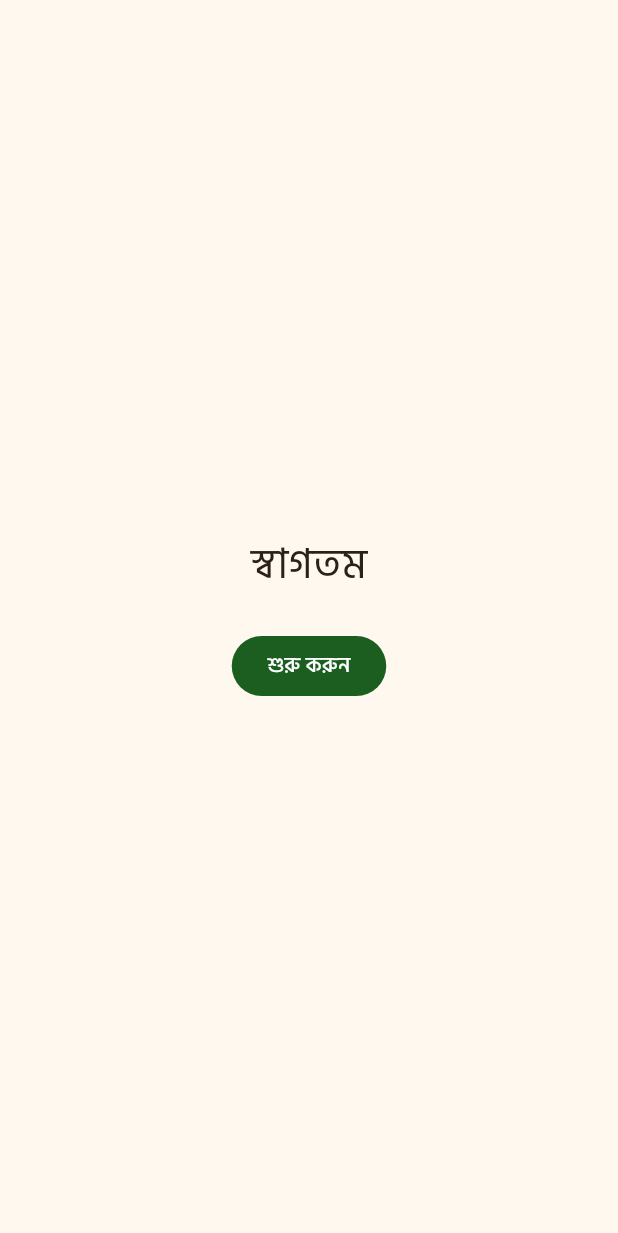
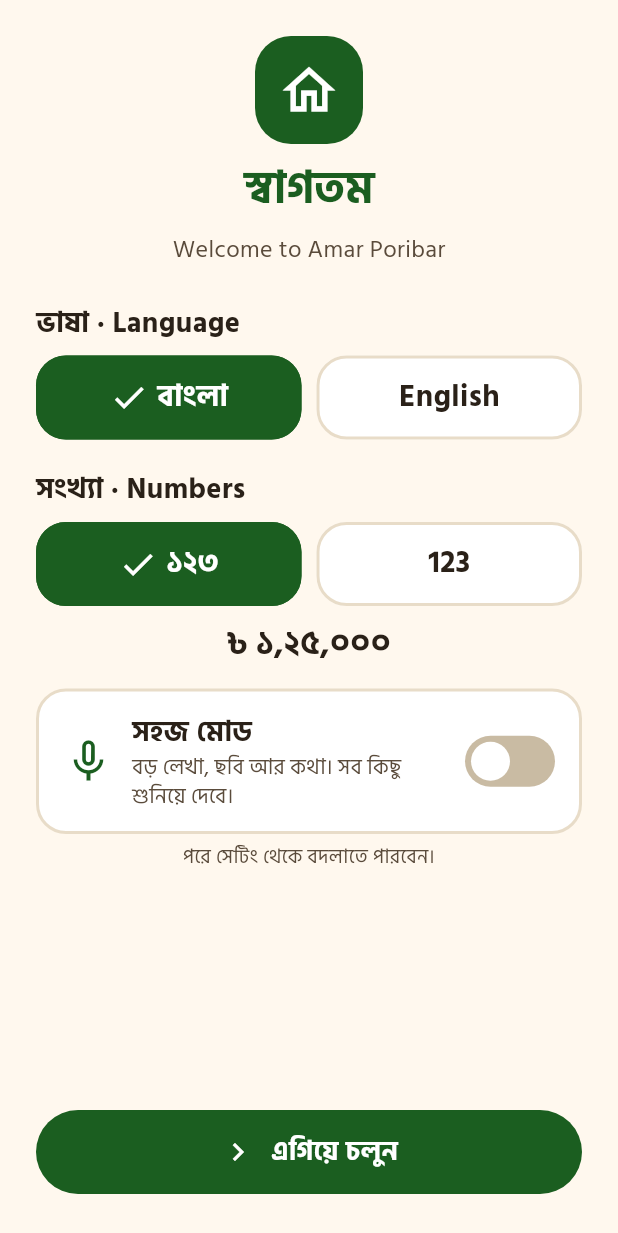
Before and after one commit to raihan31/amar-poribar, a Flutter app: the screen it shows after launch, on a phone screen of 412 x 824 dp. Shown: the top 1233 px of the screen. Run offline on Flutter 3.47's test engine with Material 3 defaults, Android fonts, the phone set to English and light mode, and no system bars; our stand-ins replace drift, fl_chart, flutter_riverpod, flutter_secure_storage, flutter_tts, go_router and 3 more; missing offline and left inert: nearby_connections; accounts and stored records are empty; generated files the repository leaves out were written again.

Commit message:
T-MOB-19: D1 Welcome: language, numerals, Simple mode *(screen)*
Outside the Files list: app.dart (theme follows uiScaleProvider, loads preferences), tokens.dart (switchOff), screens.dart (old WelcomeScreen stub removed), router.dart, a11y registry, ARB. onboarding_screen.dart did not exist.

Co-Authored-By: Claude Sonnet 5.5 <noreply@anthropic.com>

```diff
--- a/apps/mobile/lib/app/app.dart
+++ b/apps/mobile/lib/app/app.dart
@@ -4,6 +4,7 @@ import 'package:flutter_riverpod/flutter_riverpod.dart';
 import '../core/l10n/locale_controller.dart';
 import '../core/theme/app_theme.dart';
 import '../core/theme/ui_scale.dart';
+import '../features/settings/state/preferences_controller.dart';
 import '../features/voice/state/voice_capability_provider.dart';
 import '../l10n/gen/app_localizations.dart';
 import 'router.dart';
@@ -15,13 +16,15 @@ class AmarPoribarApp extends ConsumerWidget {
   Widget build(BuildContext context, WidgetRef ref) {
     // Probe speech support once at start (FR-VOICE-07).
     ref.watch(voiceCapabilityProvider);
+    final scale = ref.watch(uiScaleProvider);
+    ref.watch(preferencesProvider); // loads the saved preferences
     return MaterialApp.router(
       onGenerateTitle: (context) => AppLocalizations.of(context).common_appName,
       localizationsDelegates: AppLocalizations.localizationsDelegates,
       supportedLocales: const [Locale('bn'), Locale('en')],
       locale: ref.watch(localeProvider),
-      theme: lightTheme(UiScale.normal),
-      darkTheme: darkTheme(UiScale.normal),
+      theme: lightTheme(scale),
+      darkTheme: darkTheme(scale),
       themeMode: ThemeMode.system,
       routerConfig: ref.watch(routerProvider),
       debugShowCheckedModeBanner: false,
--- a/apps/mobile/lib/app/router.dart
+++ b/apps/mobile/lib/app/router.dart
@@ -3,6 +3,7 @@ import 'package:flutter_riverpod/flutter_riverpod.dart';
 import 'package:go_router/go_router.dart';
 
 import '../features/auth/ui/login_screen.dart';
+import '../features/onboarding/ui/welcome_screen.dart';
 import '../features/voice/ui/voice_fallback_screen.dart';
 import '../presentation/providers/auth_provider.dart';
 import '../presentation/screens/ai_entry_screen.dart';
--- a/apps/mobile/lib/app/screens.dart
+++ b/apps/mobile/lib/app/screens.dart
@@ -1,8 +1,6 @@
 import 'package:flutter/material.dart';
-import 'package:flutter_riverpod/flutter_riverpod.dart';
 import 'package:go_router/go_router.dart';
 
-import '../presentation/providers/providers.dart';
 import 'redirects.dart';
 
 /// Visible stand-in for a screen a later task builds.
@@ -56,39 +54,6 @@ class ErrorScreen extends StatelessWidget {
   }
 }
 
-/// First screen for a person who has never opened the app.
-class WelcomeScreen extends ConsumerWidget {
-  const WelcomeScreen({super.key});
-
-  @override
-  Widget build(BuildContext context, WidgetRef ref) {
-    return Scaffold(
-      body: Center(
-        child: Padding(
-          padding: const EdgeInsets.all(24),
-          child: Column(
-            mainAxisSize: MainAxisSize.min,
-            children: [
-              const Text('স্বাগতম', style: TextStyle(fontSize: 28)),
-              const SizedBox(height: 24),
-              FilledButton(
-                onPressed: () async {
-                  await ref
-                      .read(localStoreProvider)
-                      .setMeta('welcome_done', '1');
-                  ref.read(welcomeDoneProvider.notifier).state = true;
-                  if (context.mounted) context.go(Routes.login);
-                },
-                child: const Text('শুরু করুন'),
-              ),
-            ],
-          ),
-        ),
-      ),
-    );
-  }
-}
-
 /// Tells the person the sign-in ended and brings them back to where they were.
 class SessionExpiredScreen extends StatelessWidget {
   const SessionExpiredScreen({super.key, this.from});
--- a/apps/mobile/lib/core/theme/tokens.dart
+++ b/apps/mobile/lib/core/theme/tokens.dart
@@ -36,6 +36,7 @@ class AppTokens {
   static const Color dangerInk = Color(0xFF8A1C14);
   static const Color border = Color(0xFFE8DCC8);
   static const Color inputBorder = Color(0xFFE1D3BC);
+  static const Color switchOff = Color(0xFFC9BBA3);
   static const Color callBg = Color(0xFF14110D);
 
   static const double touchMin = 48;
--- /dev/null
+++ b/apps/mobile/lib/features/onboarding/ui/welcome_screen.dart
@@ -0,0 +1,406 @@
+import 'package:flutter/material.dart';
+import 'package:flutter_riverpod/flutter_riverpod.dart';
+import 'package:go_router/go_router.dart';
+
+import '../../../app/redirects.dart';
+import '../../../core/l10n/l10n_x.dart';
+import '../../../core/money/money.dart';
+import '../../../core/money/money_format.dart';
+import '../../../core/theme/tokens.dart';
+import '../../../core/theme/ui_scale.dart';
+import '../../../presentation/providers/auth_provider.dart';
+import '../../../presentation/providers/providers.dart';
+import '../../../ui/big_button.dart';
+import '../../settings/state/preferences_controller.dart';
+
+/// D1: the first screen. Language, numerals and Simple mode, before sign-in (FR-ONB-01).
+/// Board: Welcome.dc.html. Route `/welcome`.
+class WelcomeScreen extends ConsumerStatefulWidget {
+  const WelcomeScreen({super.key});
+
+  @override
+  ConsumerState<WelcomeScreen> createState() => _WelcomeScreenState();
+}
+
+class _WelcomeScreenState extends ConsumerState<WelcomeScreen> {
+  bool _spoke = false;
+
+  Future<void> _toggleSimple(bool on, String headline) async {
+    await ref.read(preferencesProvider.notifier).setSimpleMode(on);
+    if (on && !_spoke) {
+      _spoke = true;
+      await ref.read(voiceServiceProvider).speak(headline);
+    }
+  }
+
+  Future<void> _continue() async {
+    await ref.read(localStoreProvider).setMeta('welcome_done', '1');
+    ref.read(welcomeDoneProvider.notifier).state = true;
+    if (mounted) GoRouter.maybeOf(context)?.go(Routes.login);
+  }
+
+  @override
+  Widget build(BuildContext context) {
+    final prefs = ref.watch(preferencesProvider);
+    final simple = ref.watch(uiScaleProvider) == UiScale.simple;
+    // The preview follows the chosen language at once, even before the app locale rebuilds.
+    return Localizations.override(
+      context: context,
+      locale: prefs.locale,
+      child: Builder(
+        builder: (context) {
+          final l10n = context.l10n;
+          final bn = prefs.locale.languageCode == 'bn';
+          final ctl = ref.read(preferencesProvider.notifier);
+          String both(String own, String other) => bn ? '$own · $other' : own;
+          return Scaffold(
+            backgroundColor: AppTokens.bg,
+            body: SafeArea(
+              child: LayoutBuilder(
+                builder: (context, box) => SingleChildScrollView(
+                  padding: const EdgeInsets.symmetric(horizontal: 24),
+                  child: ConstrainedBox(
+                    constraints: BoxConstraints(minHeight: box.maxHeight),
+                    child: IntrinsicHeight(
+                      child: Column(
+                        crossAxisAlignment: CrossAxisAlignment.stretch,
+                        children: [
+                          const SizedBox(height: 24),
+                          _Header(
+                            title: l10n.onb_welcome_title,
+                            subtitle:
+                                bn ? 'Welcome to Amar Poribar' : 'আমার পরিবার',
+                          ),
+                          const SizedBox(height: 24),
+                          _Heading(
+                            both(l10n.onb_welcome_langTitle, 'Language'),
+                          ),
+                          const SizedBox(height: 8),
+                          _ChipRow(
+                            first: _Chip(
+                              key: const Key('welcome_lang_bn'),
+                              label: 'বাংলা',
+                              semantic: l10n.onb_welcome_semBangla,
+                              selected: prefs.locale.languageCode == 'bn',
+                              onTap: () => ctl.setLocale(const Locale('bn')),
+                            ),
+                            second: _Chip(
+                              key: const Key('welcome_lang_en'),
+                              label: 'English',
+                              semantic: l10n.onb_welcome_semEnglish,
+                              selected: prefs.locale.languageCode == 'en',
+                              onTap: () => ctl.setLocale(const Locale('en')),
+                            ),
+                          ),
+                          const SizedBox(height: 20),
+                          _Heading(
+                            both(l10n.onb_welcome_numTitle, 'Numbers'),
+                          ),
+                          const SizedBox(height: 8),
+                          _ChipRow(
+                            first: _Chip(
+                              key: const Key('welcome_num_bangla'),
+                              label: '১২৩',
+                              semantic: l10n.onb_welcome_semBanglaNum,
+                              selected:
+                                  prefs.numeralStyle == NumeralStyle.bangla,
+                              onTap: () =>
+                                  ctl.setNumeralStyle(NumeralStyle.bangla),
+                            ),
+                            second: _Chip(
+                              key: const Key('welcome_num_latin'),
+                              label: '123',
+                              semantic: l10n.onb_welcome_semLatinNum,
+                              selected:
+                                  prefs.numeralStyle == NumeralStyle.latin,
+                              onTap: () =>
+                                  ctl.setNumeralStyle(NumeralStyle.latin),
+                            ),
+                          ),
+                          const SizedBox(height: 10),
+                          Text(
+                            formatMoney(
+                              Money.fromTaka(125000),
+                              style: prefs.numeralStyle,
+                            ),
+                            textAlign: TextAlign.center,
+                            style: const TextStyle(
+                              fontSize: 22,
+                              fontWeight: FontWeight.w700,
+                              color: AppTokens.ink,
+                            ),
+                          ),
+                          const SizedBox(height: 14),
+                          _SimpleCard(
+                            title: l10n.onb_welcome_simpleTitle,
+                            body: l10n.onb_welcome_simpleBody,
+                            stateLabel: simple
+                                ? l10n.onb_welcome_on
+                                : l10n.onb_welcome_off,
+                            on: simple,
+                            onChanged: (v) =>
+                                _toggleSimple(v, l10n.onb_welcome_title),
+                          ),
+                          const SizedBox(height: 6),
+                          Text(
+                            l10n.onb_welcome_later,
+                            textAlign: TextAlign.center,
+                            style: const TextStyle(
+                              fontSize: 13,
+                              color: AppTokens.muted,
+                            ),
+                          ),
+                          const Spacer(),
+                          const SizedBox(height: 16),
+                          BigButton(
+                            key: const Key('welcome_continue'),
+                            label: l10n.onb_welcome_continue,
+                            icon: Icons.chevron_right,
+                            onPressed: _continue,
+                          ),
+                          const SizedBox(height: 28),
+                        ],
+                      ),
+                    ),
+                  ),
+                ),
+              ),
+            ),
+          );
+        },
+      ),
+    );
+  }
+}
+
+class _Header extends StatelessWidget {
+  const _Header({required this.title, required this.subtitle});
+
+  final String title;
+  final String subtitle;
+
+  @override
+  Widget build(BuildContext context) => Column(
+        children: [
+          Container(
+            width: 72,
+            height: 72,
+            decoration: BoxDecoration(
+              color: AppTokens.green,
+              borderRadius: BorderRadius.circular(24),
+            ),
+            child: const ExcludeSemantics(
+              child:
+                  Icon(Icons.home_outlined, size: 42, color: AppTokens.white),
+            ),
+          ),
+          const SizedBox(height: 8),
+          Text(
+            title,
+            style: const TextStyle(
+              fontSize: 30,
+              fontWeight: FontWeight.w700,
+              color: AppTokens.green,
+            ),
+          ),
+          const SizedBox(height: 8),
+          Text(
+            subtitle,
+            style: const TextStyle(fontSize: 16, color: AppTokens.muted),
+          ),
+        ],
+      );
+}
+
+class _Heading extends StatelessWidget {
+  const _Heading(this.text);
+
+  final String text;
+
+  @override
+  Widget build(BuildContext context) => Semantics(
+        header: true,
+        child: Text(
+          text,
+          style: const TextStyle(
+            fontSize: 19,
+            fontWeight: FontWeight.w700,
+            color: AppTokens.ink,
+          ),
+        ),
+      );
+}
+
+class _ChipRow extends StatelessWidget {
+  const _ChipRow({required this.first, required this.second});
+
+  final Widget first;
+  final Widget second;
+
+  @override
+  Widget build(BuildContext context) => Row(
+        children: [
+          Expanded(child: first),
+          const SizedBox(width: 10),
+          Expanded(child: second),
+        ],
+      );
+}
+
+/// A choice chip: the selected one shows a tick and a green fill, never colour alone.
+class _Chip extends StatelessWidget {
+  const _Chip({
+    super.key,
+    required this.label,
+    required this.semantic,
+    required this.selected,
+    required this.onTap,
+  });
+
+  final String label;
+  final String semantic;
+  final bool selected;
+  final VoidCallback onTap;
+
+  @override
+  Widget build(BuildContext context) {
+    final fg = selected ? AppTokens.white : AppTokens.ink;
+    return Semantics(
+      button: true,
+      selected: selected,
+      label: '$label, $semantic',
+      excludeSemantics: true,
+      onTap: onTap,
+      child: Material(
+        color: selected ? AppTokens.green : AppTokens.white,
+        shape: RoundedRectangleBorder(
+          borderRadius: BorderRadius.circular(20),
+          side: BorderSide(
+            color: selected ? AppTokens.green : AppTokens.border,
+            width: 2,
+          ),
+        ),
+        child: InkWell(
+          borderRadius: BorderRadius.circular(20),
+          onTap: onTap,
+          child: SizedBox(
+            height: 56,
+            child: Row(
+              mainAxisAlignment: MainAxisAlignment.center,
+              children: [
+                if (selected) ...[
+                  Icon(Icons.check, size: 26, color: fg),
+                  const SizedBox(width: 6),
+                ],
+                Text(
+                  label,
+                  style: TextStyle(
+                    fontSize: 20,
+                    fontWeight: FontWeight.w700,
+                    color: fg,
+                  ),
+                ),
+              ],
+            ),
+          ),
+        ),
+      ),
+    );
+  }
+}
+
+class _SimpleCard extends StatelessWidget {
+  const _SimpleCard({
+    required this.title,
+    required this.body,
+    required this.stateLabel,
+    required this.on,
+    required this.onChanged,
+  });
+
+  final String title;
+  final String body;
+  final String stateLabel;
+  final bool on;
+  final ValueChanged<bool> onChanged;
+
+  @override
+  Widget build(BuildContext context) => Container(
+        padding: const EdgeInsets.symmetric(horizontal: 16, vertical: 14),
+        decoration: BoxDecoration(
+          color: AppTokens.white,
+          borderRadius: BorderRadius.circular(20),
+          border: Border.all(color: AppTokens.border, width: 2),
+        ),
+        child: Row(
+          children: [
+            const ExcludeSemantics(
+              child: Icon(Icons.mic_none, size: 34, color: AppTokens.green),
+            ),
+            const SizedBox(width: 12),
+            Expanded(
+              child: Column(
+                crossAxisAlignment: CrossAxisAlignment.start,
+                children: [
+                  Text(
+                    title,
+                    style: const TextStyle(
+                      fontSize: 19,
+                      fontWeight: FontWeight.w700,
+                      color: AppTokens.ink,
+                    ),
+                  ),
+                  Text(
+                    body,
+                    style: const TextStyle(
+                      fontSize: 14,
+                      height: 1.35,
+                      color: AppTokens.muted,
+                    ),
+                  ),
+                ],
+              ),
+            ),
+            const SizedBox(width: 12),
+            Semantics(
+              toggled: on,
+              label: title,
+              value: stateLabel,
+              excludeSemantics: true,
+              onTap: () => onChanged(!on),
+              child: GestureDetector(
+                key: const Key('welcome_simple_switch'),
+                behavior: HitTestBehavior.opaque,
+                onTap: () => onChanged(!on),
+                child: SizedBox(
+                  width: 60,
+                  height: 48,
+                  child: Center(
+                    child: AnimatedContainer(
+                      duration: const Duration(milliseconds: 120),
+                      width: 60,
+                      height: 34,
+                      padding: const EdgeInsets.all(4),
+                      alignment:
+                          on ? Alignment.centerRight : Alignment.centerLeft,
+                      decoration: BoxDecoration(
+                        color: on ? AppTokens.green : AppTokens.switchOff,
+                        borderRadius: BorderRadius.circular(17),
+                      ),
+                      child: Container(
+                        width: 26,
+                        height: 26,
+                        decoration: const BoxDecoration(
+                          color: AppTokens.white,
+                          shape: BoxShape.circle,
+                        ),
+                      ),
+                    ),
+                  ),
+                ),
+              ),
+            ),
+          ],
+        ),
+      );
+}
--- a/apps/mobile/lib/l10n/app_bn.arb
+++ b/apps/mobile/lib/l10n/app_bn.arb
@@ -83,5 +83,18 @@
   "voice_fallback_noTtsAction": "ইনস্টল",
   "voice_fallback_hint": "লিখে দিন",
   "voice_fallback_back": "পেছনে",
-  "voice_fallback_nothing": "কিছু বোঝা যায়নি"
+  "voice_fallback_nothing": "কিছু বোঝা যায়নি",
+  "onb_welcome_semBangla": "বাংলা ভাষা",
+  "onb_welcome_semEnglish": "ইংরেজি ভাষা",
+  "onb_welcome_semBanglaNum": "বাংলা সংখ্যা",
+  "onb_welcome_semLatinNum": "ইংরেজি সংখ্যা",
+  "onb_welcome_title": "স্বাগতম",
+  "onb_welcome_langTitle": "ভাষা",
+  "onb_welcome_numTitle": "সংখ্যা",
+  "onb_welcome_simpleTitle": "সহজ মোড",
+  "onb_welcome_simpleBody": "বড় লেখা, ছবি আর কথা। সব কিছু শুনিয়ে দেবে।",
+  "onb_welcome_on": "চালু",
+  "onb_welcome_off": "বন্ধ",
+  "onb_welcome_later": "পরে সেটিং থেকে বদলাতে পারবেন।",
+  "onb_welcome_continue": "এগিয়ে চলুন"
 }
--- a/apps/mobile/lib/l10n/app_en.arb
+++ b/apps/mobile/lib/l10n/app_en.arb
@@ -59,5 +59,18 @@
   "voice_fallback_noTtsAction": "Install",
   "voice_fallback_hint": "Please type it",
   "voice_fallback_back": "Back",
-  "voice_fallback_nothing": "Nothing understood"
+  "voice_fallback_nothing": "Nothing understood",
+  "onb_welcome_semBangla": "Bangla language",
+  "onb_welcome_semEnglish": "English language",
+  "onb_welcome_semBanglaNum": "Bangla numerals",
+  "onb_welcome_semLatinNum": "English numerals",
+  "onb_welcome_title": "Welcome",
+  "onb_welcome_langTitle": "Language",
+  "onb_welcome_numTitle": "Numbers",
+  "onb_welcome_simpleTitle": "Simple mode",
+  "onb_welcome_simpleBody": "Big text, pictures and speech. Everything is read out to you.",
+  "onb_welcome_on": "On",
+  "onb_welcome_off": "Off",
+  "onb_welcome_later": "You can change this later in Settings.",
+  "onb_welcome_continue": "Continue"
 }
```
Also changed, not shown: apps/mobile/lib/features/settings/state/preferences_controller.dart (added, +173 -0 lines), 5 other files.
